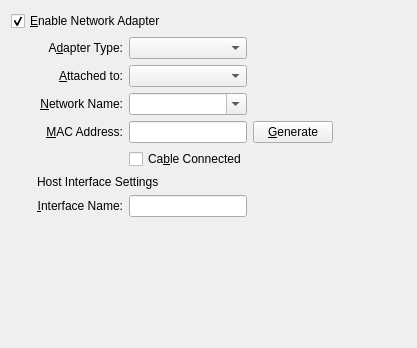
Above: vbox/src/VBox/Frontends/VirtualBox/ui/VBoxVMSettingsNetwork.ui from jljuxgm/vboxgit before the change. Below: the same form after it.
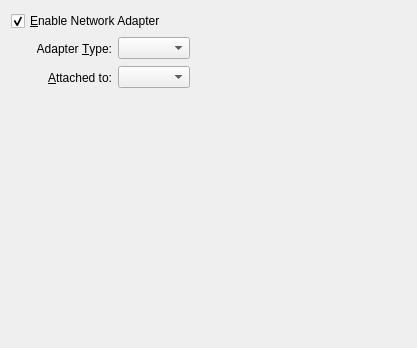
That is the form after the change. Custom widgets are drawn as their Qt base class.

Commit message:
commit_17784 ------------------------------------------------------------------------ r17784 | vboxsync | 2009-03-13 09:06:28 +0800 (Fri, 13 Mar 2009) | 1 line
FE/Qt4: 2869: Rework network adapter UI - Initial Version!
------------------------------------------------------------------------

```diff
--- a/vbox/src/VBox/Frontends/VirtualBox/ui/VBoxVMSettingsNetwork.ui
+++ b/vbox/src/VBox/Frontends/VirtualBox/ui/VBoxVMSettingsNetwork.ui
@@ -27,7 +27,7 @@
    </rect>
   </property>
   <layout class="QGridLayout" >
-   <item row="0" column="0" colspan="2" >
+   <item row="0" column="0" colspan="3" >
     <widget class="QCheckBox" name="mGbAdapter" >
      <property name="whatsThis" >
       <string>When checked, plugs this virtual network adapter into the virtual machine.</string>
@@ -74,7 +74,7 @@
       <item row="0" column="0" >
        <widget class="QLabel" name="mLbAType" >
         <property name="text" >
-         <string>A&amp;dapter Type:</string>
+         <string>Adapter &amp;Type:</string>
         </property>
         <property name="alignment" >
          <set>Qt::AlignRight|Qt::AlignTrailing|Qt::AlignVCenter</set>
@@ -91,6 +91,16 @@
         </property>
        </widget>
       </item>
+      <item row="0" column="2" >
+       <widget class="QToolButton" name="mTbCable" >
+        <property name="whatsThis" >
+         <string>Indicates whether the virtual network cable is plugged in on machine startup or not.</string>
+        </property>
+        <property name="autoRaise" >
+         <bool>true</bool>
+        </property>
+       </widget>
+      </item>
       <item row="1" column="0" >
        <widget class="QLabel" name="mLbNAType" >
         <property name="text" >
@@ -111,111 +121,16 @@
         </property>
        </widget>
       </item>
-      <item row="2" column="0" >
-       <widget class="QLabel" name="mLbNetwork" >
-        <property name="text" >
-         <string>&amp;Network Name:</string>
-        </property>
-        <property name="alignment" >
-         <set>Qt::AlignRight|Qt::AlignTrailing|Qt::AlignVCenter</set>
-        </property>
-        <property name="buddy" >
-         <cstring>mCbNetwork</cstring>
-        </property>
-       </widget>
-      </item>
-      <item row="2" column="1" >
-       <widget class="QComboBox" name="mCbNetwork" >
+      <item row="1" column="2" >
+       <widget class="QToolButton" name="mTbDetails" >
         <property name="whatsThis" >
          <string>Displays the name of the internal network selected for this adapter.</string>
         </property>
-        <property name="editable" >
+        <property name="autoRaise" >
          <bool>true</bool>
         </property>
        </widget>
       </item>
-      <item row="3" column="0" >
-       <widget class="QLabel" name="mLbMAC" >
-        <property name="text" >
-         <string>&amp;MAC Address:</string>
-        </property>
-        <property name="alignment" >
-         <set>Qt::AlignRight|Qt::AlignTrailing|Qt::AlignVCenter</set>
-        </property>
-        <property name="buddy" >
-         <cstring>mLeMAC</cstring>
-        </property>
-       </widget>
-      </item>
-      <item row="3" column="1" >
-       <widget class="QLineEdit" name="mLeMAC" >
-        <property name="sizePolicy" >
-         <sizepolicy vsizetype="Fixed" hsizetype="Preferred" >
-          <horstretch>0</horstretch>
-          <verstretch>0</verstretch>
-         </sizepolicy>
-        </property>
-        <property name="whatsThis" >
-         <string>Displays the MAC address of this adapter. It contains exactly 12 characters chosen from {0-9,A-F}. Note that the second character must be an even digit.</string>
-        </property>
-       </widget>
-      </item>
-      <item row="3" column="2" >
-       <widget class="QPushButton" name="mPbMAC" >
-        <property name="whatsThis" >
-         <string>Generates a new random MAC address.</string>
-        </property>
-        <property name="text" >
-         <string>&amp;Generate</string>
-        </property>
-       </widget>
-      </item>
-      <item row="4" column="1" >
-       <widget class="QCheckBox" name="mCbCable" >
-        <property name="whatsThis" >
-         <string>Indicates whether the virtual network cable is plugged in on machine startup or not.</string>
-        </property>
-        <property name="text" >
-         <string>Ca&amp;ble Connected</string>
-        </property>
-       </widget>
-      </item>
-      <item row="5" column="0" colspan="3" >
-       <widget class="QILabelSeparator" name="mGbTap" >
-        <property name="text" >
-         <string>Host Interface Settings</string>
-        </property>
-        <property name="buddy" >
-         <cstring>mLeInterface_x11</cstring>
-        </property>
-       </widget>
-      </item>
-      <item row="6" column="0" >
-       <widget class="QLabel" name="mLbInterface_x11" >
-        <property name="text" >
-         <string>&amp;Interface Name:</string>
-        </property>
-        <property name="alignment" >
-         <set>Qt::AlignRight|Qt::AlignTrailing|Qt::AlignVCenter</set>
-        </property>
-        <property name="buddy" >
-         <cstring>mLeInterface_x11</cstring>
-        </property>
-       </widget>
-      </item>
-      <item row="6" column="1" >
-       <widget class="QLineEdit" name="mLeInterface_x11" >
-        <property name="sizePolicy" >
-         <sizepolicy vsizetype="Fixed" hsizetype="Preferred" >
-          <horstretch>0</horstretch>
-          <verstretch>0</verstretch>
-         </sizepolicy>
-        </property>
-        <property name="whatsThis" >
-         <string>Displays the TAP interface name.</string>
-        </property>
-       </widget>
-      </item>
      </layout>
     </widget>
    </item>
@@ -247,13 +162,6 @@
    </item>
   </layout>
  </widget>
- <customwidgets>
-  <customwidget>
-   <class>QILabelSeparator</class>
-   <extends>QLabel</extends>
-   <header>QILabelSeparator.h</header>
-  </customwidget>
- </customwidgets>
  <resources/>
  <connections>
   <connection>
```
Left out of the diff: 10 changed lines with no effect on the pictures. The commit also changes 8 other files.
